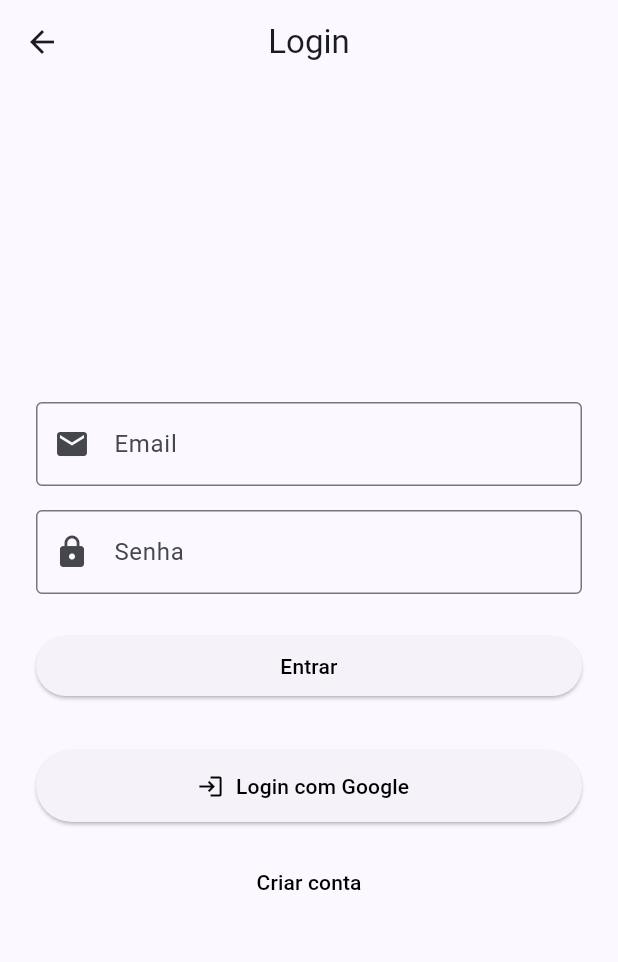
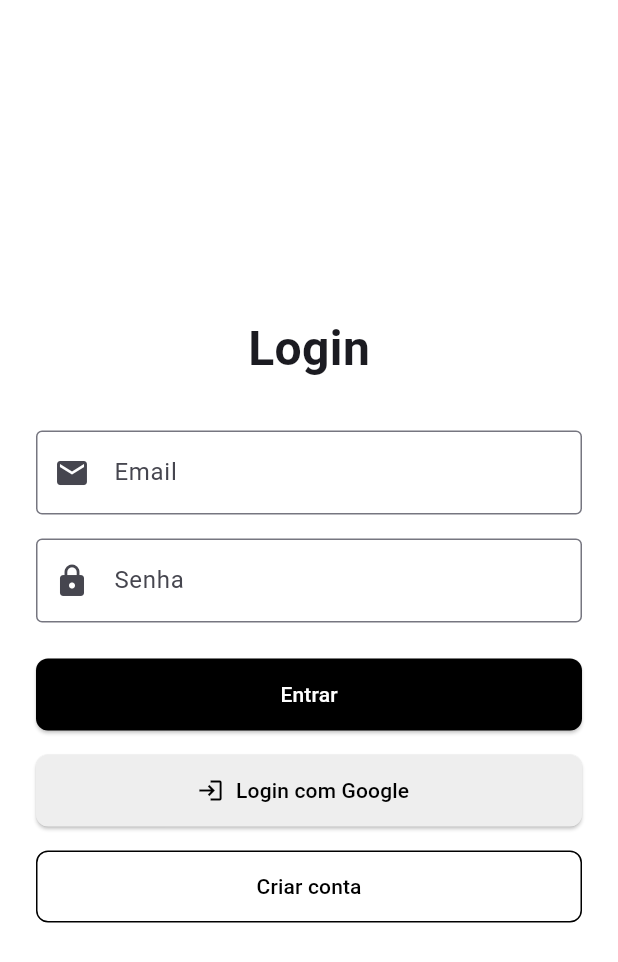
Before and after one commit to 1gustavoferreira/TotalizaSubsFlutter, a Flutter app: the screen it shows after launch, after a tap on "Começar", on a phone screen of 412 x 824 dp. Shown: the top 962 px of the screen. Run offline on Flutter 3.47's test engine with Material 3 defaults, Android fonts, the phone set to English and light mode, and no system bars; our stand-ins replace cloud_firestore, firebase_auth, firebase_core, flutter_typeahead, google_sign_in; accounts and stored records are empty.

Commit message:
style: UI clean login and welcome

```diff
--- a/lib/features/auth/login.dart
+++ b/lib/features/auth/login.dart
@@ -1,8 +1,7 @@
 import 'package:firebase_auth/firebase_auth.dart';
 import 'package:flutter/material.dart';
-import 'package:totaliza_subs/features/auth/signup.dart';
+import 'package:google_sign_in/google_sign_in.dart';
 import 'package:totaliza_subs/features/routes/app_routes.dart';
-import 'package:google_sign_in/google_sign_in.dart';
 
 class LoginPage extends StatefulWidget {
   const LoginPage({super.key});
@@ -17,28 +16,24 @@ class _LoginState extends State<LoginPage> {
   final FirebaseAuth _auth = FirebaseAuth.instance;
   String _errorMessage = '';
 
-  // Função de login
   Future<void> _login() async {
     try {
       UserCredential userCredential = await _auth.signInWithEmailAndPassword(
         email: _email,
         password: _password,
       );
-      print('Usuário logado: ${userCredential.user?.email}');
       Navigator.pushReplacementNamed(context, AppRoutes.home);
     } catch (e) {
       setState(() {
         _errorMessage = 'Erro: ${e.toString()}';
       });
-      print('Erro ao fazer login: $e');
     }
   }
 
-  // Login com Google
   Future<void> _signInWithGoogle() async {
     try {
       final GoogleSignInAccount? googleUser = await GoogleSignIn().signIn();
-      if (googleUser == null) return; // Usuário cancelou
+      if (googleUser == null) return;
 
       final GoogleSignInAuthentication googleAuth =
           await googleUser.authentication;
@@ -48,18 +43,11 @@ class _LoginState extends State<LoginPage> {
         idToken: googleAuth.idToken,
       );
 
-      UserCredential userCredential =
-          await FirebaseAuth.instance.signInWithCredential(credential);
-
-      print('Login com Google: ${userCredential.user?.email}');
+      await _auth.signInWithCredential(credential);
       Navigator.pushReplacementNamed(context, AppRoutes.home);
-    } on FirebaseAuthException catch (e) {
-      setState(() {
-        _errorMessage = 'Erro ao logar com Google: ${e.message}';
-      });
     } catch (e) {
       setState(() {
-        //_errorMessage = 'Erro inesperado: $e';
+        _errorMessage = 'Erro ao logar com Google: ${e.toString()}';
       });
     }
   }
@@ -67,15 +55,25 @@ class _LoginState extends State<LoginPage> {
   @override
   Widget build(BuildContext context) {
     return Scaffold(
-      appBar: AppBar(title: const Text('Login'), centerTitle: true),
-      body: Padding(
-        padding: const EdgeInsets.all(24.0),
+      backgroundColor: Colors.white,
+      body: Center(
+        child: SingleChildScrollView(
+          padding: const EdgeInsets.symmetric(horizontal: 24),
           child: Form(
             key: _formKey,
             child: Column(
-            mainAxisAlignment: MainAxisAlignment.center,
+              mainAxisSize: MainAxisSize.min,
               children: [
-              // Email
+                const Text(
+                  'Login',
+                  style: TextStyle(
+                    fontSize: 32,
+                    fontWeight: FontWeight.bold,
+                  ),
+                ),
+                const SizedBox(height: 32),
+
+                // Campo Email
                 TextFormField(
                   decoration: const InputDecoration(
                     labelText: 'Email',
@@ -92,7 +90,7 @@ class _LoginState extends State<LoginPage> {
                 ),
                 const SizedBox(height: 16),
 
-              // Senha
+                // Campo Senha
                 TextFormField(
                   decoration: const InputDecoration(
                     labelText: 'Senha',
@@ -110,57 +108,60 @@ class _LoginState extends State<LoginPage> {
                 const SizedBox(height: 24),
 
                 // Botão Entrar
-              ElevatedButton(
+                SizedBox(
+                  width: double.infinity,
+                  height: 48,
+                  child: ElevatedButton(
+                    style: ElevatedButton.styleFrom(
+                      backgroundColor: Colors.black,
+                      foregroundColor: Colors.white,
+                      shape: RoundedRectangleBorder(
+                        borderRadius: BorderRadius.circular(8),
+                      ),
+                    ),
                     onPressed: () {
                       if (_formKey.currentState?.validate() ?? false) {
                         _formKey.currentState?.save();
-                    _login(); // Chama a função de login
+                        _login();
                       }
                     },
-                child: const SizedBox(
-                  width: double.infinity,
-                  child: Text(
-                    'Entrar',
-                    textAlign: TextAlign.center,
-                     style: TextStyle(color: Colors.black),
-                  ),
+                    child: const Text('Entrar'),
                   ),
                 ),
                 const SizedBox(height: 16),
 
-              // Mensagem de erro
-              if (_errorMessage.isNotEmpty)
-                Padding(
-                  padding: const EdgeInsets.only(top: 16.0),
-                  child: Text(
-                    _errorMessage,
-                    style: TextStyle(color: Colors.red),
-                  ),
-                ),
-
-              const SizedBox(height: 16),
-
-              // Login com Google (em breve)
-              ElevatedButton.icon(
-                icon: const Icon(
-                  Icons.login,
-                  color: Colors.black,
-                ),
+                // Botão Login com Google
+                SizedBox(
+                  width: double.infinity,
+                  height: 48,
+                  child: ElevatedButton.icon(
+                    icon: const Icon(Icons.login, color: Colors.black),
                     label: const Text(
                       'Login com Google',
                       style: TextStyle(color: Colors.black),
                     ),
                     style: ElevatedButton.styleFrom(
-                  minimumSize: const Size(double.infinity, 48),
+                      backgroundColor: Colors.grey[200],
+                      shape: RoundedRectangleBorder(
+                        borderRadius: BorderRadius.circular(8),
                       ),
-                onPressed: () {
-                  _signInWithGoogle();
-                },
                     ),
+                    onPressed: _signInWithGoogle,
+                  ),
+                ),
+                const SizedBox(height: 16),
 
-              const SizedBox(height: 16),
-              // Criar conta
-              TextButton(
+                // Botão Criar Conta
+                SizedBox(
+                  width: double.infinity,
+                  height: 48,
+                  child: OutlinedButton(
+                    style: OutlinedButton.styleFrom(
+                      side: const BorderSide(color: Colors.black),
+                      shape: RoundedRectangleBorder(
+                        borderRadius: BorderRadius.circular(8),
+                      ),
+                    ),
                     onPressed: () {
                       Navigator.pushReplacementNamed(context, AppRoutes.signup);
                     },
@@ -169,7 +170,20 @@ class _LoginState extends State<LoginPage> {
                       style: TextStyle(color: Colors.black),
                     ),
                   ),
+                ),
+
+                // Mensagem de erro
+                if (_errorMessage.isNotEmpty)
+                  Padding(
+                    padding: const EdgeInsets.only(top: 20),
+                    child: Text(
+                      _errorMessage,
+                      style: const TextStyle(color: Colors.red),
+                      textAlign: TextAlign.center,
+                    ),
+                  ),
               ],
+            ),
           ),
         ),
       ),
--- a/lib/features/page/home.dart
+++ b/lib/features/page/home.dart
@@ -154,7 +154,7 @@ class _HomePageState extends State<HomePage> {
                   return Card(
                     child: ListTile(
                       title: Text(item['name'] ?? ''),
-                      subtitle: Text('Vence em: ${formatDueDate(item['dueDate'])}'),
+                      subtitle: Text('Vence dia: ${formatDueDate(item['dueDate'])}'),
                       trailing: Text(
                         'R\$ ${(item['price'] ?? 0).toStringAsFixed(2)}',
                       ),
--- a/lib/features/welcome.dart
+++ b/lib/features/welcome.dart
@@ -36,6 +36,14 @@ class WelcomePage extends StatelessWidget {
               ),
               const SizedBox(height: 40),
               ElevatedButton(
+                style: ElevatedButton.styleFrom(
+                  backgroundColor: Colors.black,
+                  foregroundColor: Colors.white,
+                  minimumSize: const Size(double.infinity, 48),
+                  shape: RoundedRectangleBorder(
+                    borderRadius: BorderRadius.circular(8),
+                  ),
+                ),
                 onPressed: () {
                   Navigator.push(
                     context,
@@ -44,10 +52,7 @@ class WelcomePage extends StatelessWidget {
                     ),
                   );
                 },
-                child: const Text(
-                  'Começar',
-                  style: TextStyle(color: Colors.black),
-                ),
+                child: const Text('Começar'),
               ),
             ],
           ),
--- a/pubspec.yaml
+++ b/pubspec.yaml
@@ -39,6 +39,7 @@ dependencies:
   fl_chart: ^0.64.0
   intl: ^0.18.1
   flutter_typeahead: ^4.3.7
+  flutter_keyboard_visibility: ^5.4.1
 
   # The following adds the Cupertino Icons font to your application.
   # Use with the CupertinoIcons class for iOS style icons.
```
Also changed, not shown: pubspec.lock. Lines whose indentation alone changed are shown as unchanged.
